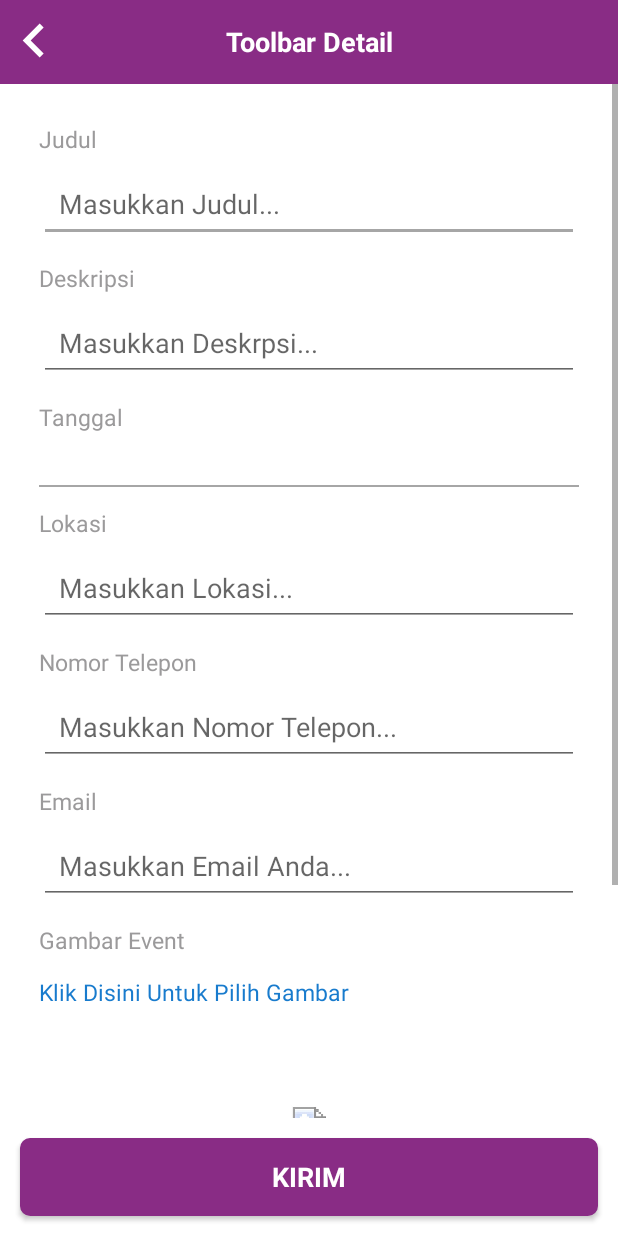
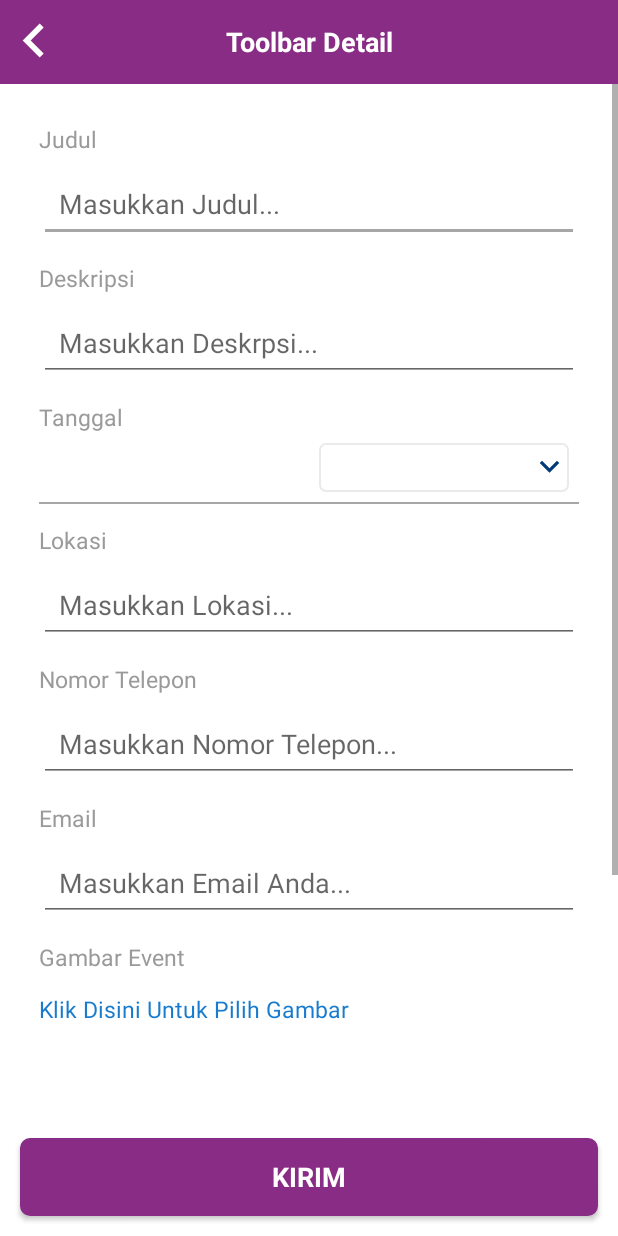
Before and after one commit to himorfosis/harmoni_app, an Android app: the layout activity_event_input.xml on its own in the app's theme, with its tools: preview values and no code run, on a phone screen of 412 x 824 dp. Run offline under Robolectric (Android 15) with nearby library versions, the phone set to English and light mode, and no system bars; network calls fail.

Commit message:
event handle

```diff
--- a/app/src/main/java/com/harmonievent/event/adapter/EventAdapter.kt
+++ b/app/src/main/java/com/harmonievent/event/adapter/EventAdapter.kt
@@ -9,6 +9,7 @@ import com.harmonievent.R
 import com.harmonievent.entity.EventModel
 import com.harmonievent.event.EventDetail
 import com.harmonievent.model.EventModelResponse
+import com.harmonievent.network.config.AppNetwork
 import kotlinx.android.synthetic.main.item_event.view.*
 import org.jetbrains.anko.intentFor
 import org.jetbrains.anko.sdk27.coroutines.onClick
@@ -61,7 +62,7 @@ class EventAdapter : RecyclerView.Adapter<EventAdapter.ViewHolder>() {
             date_event_tv.text = "${data.tgl_mulai} - ${data.tgl_selesai} "
 
             Glide.with(itemView.context)
-                .load(data.gambar)
+                .load("${AppNetwork.URL_IMAGE}${data.gambar}")
                 .thumbnail(0.1f)
                 .error(R.drawable.ic_broken_image)
                 .into(event_img)
--- a/app/src/main/java/com/harmonievent/homepage/fragment/calendar/CalendarFragment.kt
+++ b/app/src/main/java/com/harmonievent/homepage/fragment/calendar/CalendarFragment.kt
@@ -145,6 +145,7 @@ class CalendarFragment : Fragment(), CompactCalendarView.CompactCalendarViewList
             .subscribeOn(Schedulers.io()).subscribe({
                 isLog("Success")
                 if (it.data.isNotEmpty()) {
+                    isLog("event size : ${it.data.size}")
                     listData.addAll(it.data)
                     setEventSelectedMonth(DateCore.getMonthNow())
                 } else {
--- a/app/src/main/res/layout/activity_event_input.xml
+++ b/app/src/main/res/layout/activity_event_input.xml
@@ -73,21 +73,45 @@
                 android:textAllCaps="false"
                 />
 
+            <LinearLayout
+                android:layout_width="match_parent"
+                android:layout_height="wrap_content"
+                android:weightSum="2"
+                android:orientation="horizontal">
+
                 <TextView
                     android:id="@+id/date_event_tv"
                     style="@style/text_item"
                     android:layout_width="match_parent"
                     android:layout_height="wrap_content"
                     android:text=""
+                    android:layout_weight="1"
                     android:layout_marginLeft="@dimen/_5sdp"
+                    android:layout_marginRight="@dimen/_5sdp"
                     android:textSize="@dimen/_12ssp"
                     android:layout_marginTop="@dimen/_5sdp"
                     />
+
+                <Spinner
+                    android:id="@+id/duration_event_spinner"
+                    android:layout_width="match_parent"
+                    android:layout_height="@dimen/_25sdp"
+                    android:layout_marginRight="@dimen/_5sdp"
+                    android:layout_marginLeft="@dimen/_5sdp"
+                    android:background="@drawable/bg_date_spinner"
+                    android:dropDownWidth="wrap_content"
+                    android:spinnerMode="dropdown"
+                    android:visibility="visible"
+                    android:layout_weight="1"
+                    />
+
+            </LinearLayout>
 
             <View
                 android:layout_width="match_parent"
                 android:layout_height="@dimen/_1sdp"
                 android:background="@color/colorAccent"
+                android:layout_marginTop="@dimen/_5sdp"
                 android:layout_marginBottom="@dimen/_10sdp"
                 />
 
--- a/app/src/main/res/layout/fragment_calendar.xml
+++ b/app/src/main/res/layout/fragment_calendar.xml
@@ -50,7 +50,7 @@
                         android:paddingRight="@dimen/_10sdp"
                         app:compactCalendarCurrentDayBackgroundColor="@color/colorPrimary"
                         app:compactCalendarBackgroundColor="@android:color/white"
-                        app:compactCalendarCurrentSelectedDayBackgroundColor="@color/btn_green"
+                        app:compactCalendarCurrentSelectedDayBackgroundColor="@color/colorPrimary"
                         app:compactCalendarMultiEventIndicatorColor="#fff"
                         app:compactCalendarTargetHeight="@dimen/_230sdp"
                         app:compactCalendarTextColor="@color/text_black_primary"
```
Also changed, not shown: app/src/main/java/com/harmonievent/event/EventInput.kt (+148 -4 lines), app/src/main/java/com/harmonievent/network/config/AppNetwork.kt (+7 -5 lines). Lines whose indentation alone changed are shown as unchanged.
